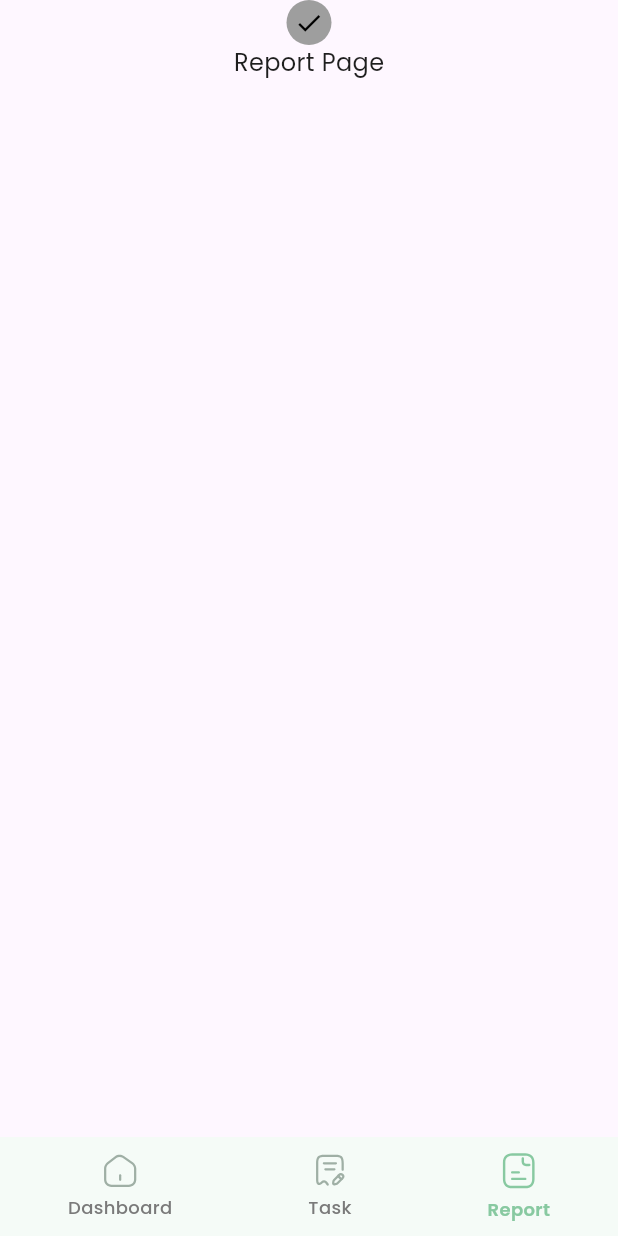
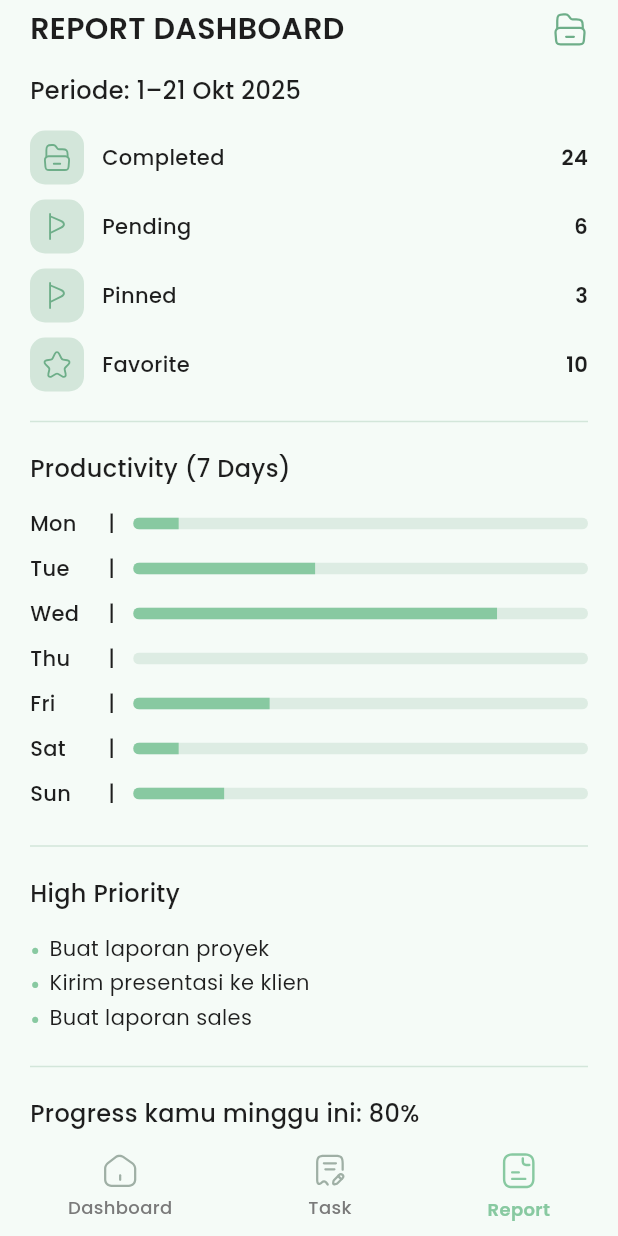
Before and after one commit to adimaulanaa/mitask, a Flutter app: the screen it shows after launch, item 3 of the bottom bar chosen, on a phone screen of 412 x 824 dp. Run offline on Flutter 3.47's test engine with Material 3 defaults, Android fonts, the phone set to English and light mode, and no system bars; our stand-ins replace dartz, equatable, flutter_bloc, flutter_svg, get_it, shared_preferences and 1 more; accounts and stored records are empty.

Commit message:
fix UI report

```diff
--- a/lib/features/report/report_page.dart
+++ b/lib/features/report/report_page.dart
@@ -1,5 +1,9 @@
 import 'package:flutter/material.dart';
+import 'package:flutter_svg/svg.dart';
+import 'package:mitask/core/media/media_colors.dart';
+import 'package:mitask/core/media/media_res.dart';
 import 'package:mitask/core/media/media_text.dart';
+import 'package:mitask/features/report/widget_report.dart';
 
 class ReportPage extends StatefulWidget {
   const ReportPage({super.key});
@@ -11,25 +15,162 @@ class ReportPage extends StatefulWidget {
 class _ReportPageState extends State<ReportPage> {
   @override
   Widget build(BuildContext context) {
-    return Scaffold(body: ListView(
+    return Scaffold(
+      backgroundColor: AppColors.background,
+      appBar: null,
+      body: SafeArea(
+        child: Padding(
+          padding: const EdgeInsets.only(left: 20, right: 20, top: 5),
+          child: ListView(
+            children: [
+              Row(
+                mainAxisAlignment: MainAxisAlignment.spaceBetween,
+                children: [
+                  Text(
+                    'REPORT DASHBOARD',
+                    style: AppTextStyle.h3.copyWith(fontWeight: semiBold),
+                  ),
+                  SvgPicture.asset(
+                    MediaRes.totalTask,
+                    colorFilter: ColorFilter.mode(
+                      AppColors.primaryDark,
+                      BlendMode.srcIn,
+                    ),
+                  ),
+                ],
+              ),
+              SizedBox(height: 15),
+              Text(
+                'Periode: 1–21 Okt 2025',
+                style: AppTextStyle.body.copyWith(fontWeight: medium),
+              ),
+              SizedBox(height: 15),
+              _summaryData(),
+              SizedBox(height: 10),
+              const Divider(color: AppColors.border, thickness: 1, height: 20),
+              SizedBox(height: 10),
+              Text(
+                'Productivity (7 Days)',
+                style: AppTextStyle.body.copyWith(fontWeight: medium),
+              ),
+              SizedBox(height: 15),
+              _summaryProgress(),
+              SizedBox(height: 5),
+              const Divider(color: AppColors.border, thickness: 1, height: 20),
+              SizedBox(height: 10),
+              Text(
+                'High Priority',
+                style: AppTextStyle.body.copyWith(fontWeight: medium),
+              ),
+              SizedBox(height: 15),
+              heightPriority('Buat laporan proyek'),
+              heightPriority('Kirim presentasi ke klien'),
+              heightPriority('Buat laporan sales'),
+              SizedBox(height: 10),
+              const Divider(color: AppColors.border, thickness: 1, height: 20),
+              SizedBox(height: 10),
+              Text(
+                'Progress kamu minggu ini: 80%',
+                style: AppTextStyle.body.copyWith(fontWeight: medium),
+              ),
+              SizedBox(height: 15),
+              ClipRRect(
+                borderRadius: BorderRadius.circular(4),
+                child: LinearProgressIndicator(
+                  value: 0.8,
+                  backgroundColor: AppColors.border.withValues(alpha: 0.7),
+                  valueColor: AlwaysStoppedAnimation<Color>(AppColors.primary),
+                  minHeight: 8,
+                ),
+              ),
+              SizedBox(height: 25),
+            ],
+          ),
+        ),
+      ),
+    );
+  }
+
+  Widget heightPriority(String title) {
+    return Row(
+      crossAxisAlignment: CrossAxisAlignment.start,
+      mainAxisAlignment: MainAxisAlignment.start,
       children: [
-        Container(
-                  height: 30,
-                  width: 30,
-                  decoration: const BoxDecoration(
-                    color: Colors.grey,
-                    shape: BoxShape.circle,
-                  ),
-                  child: Center(
-                          child: Icon(
-                            Icons.check,
-                            color: Colors.black,
-                            size: 20,
-                          ),
-                        ),
-                ),
-        Center(child: Text('Report Page', style: AppTextStyle.body)),
+        Text(
+          '•',
+          style: AppTextStyle.body.copyWith(
+            fontWeight: regular,
+            color: AppColors.primary,
+          ),
+        ),
+        const SizedBox(width: 6),
+        Expanded(
+          child: Text(
+            title,
+            style: AppTextStyle.caption.copyWith(fontWeight: regular),
+            softWrap: true,
+          ),
+        ),
       ],
-    ));
+    );
+  }
+
+  Widget _summaryData() {
+    return Column(
+      children: [
+        SummaryItem(
+          title: 'Completed',
+          value: '24',
+          iconPath: MediaRes.totalTask,
+          iconBg: AppColors.border,
+          iconColor: AppColors.primaryDark,
+        ),
+        const SizedBox(height: 10),
+        SummaryItem(
+          title: 'Pending',
+          value: '6',
+          iconPath: MediaRes.pinned,
+          iconBg: AppColors.border,
+          iconColor: AppColors.primaryDark,
+        ),
+        const SizedBox(height: 10),
+        SummaryItem(
+          title: 'Pinned',
+          value: '3',
+          iconPath: MediaRes.pinned,
+          iconBg: AppColors.border,
+          iconColor: AppColors.primaryDark,
+        ),
+        const SizedBox(height: 10),
+        SummaryItem(
+          title: 'Favorite',
+          value: '10',
+          iconPath: MediaRes.favorite,
+          iconBg: AppColors.border,
+          iconColor: AppColors.primaryDark,
+        ),
+      ],
+    );
+  }
+
+  Widget _summaryProgress() {
+    return Column(
+      children: [
+        ProgressItems(title: 'Mon', value: 0.1),
+        const SizedBox(height: 10),
+        ProgressItems(title: 'Tue', value: 0.4),
+        const SizedBox(height: 10),
+        ProgressItems(title: 'Wed', value: 0.8),
+        const SizedBox(height: 10),
+        ProgressItems(title: 'Thu', value: 0.0),
+        const SizedBox(height: 10),
+        ProgressItems(title: 'Fri', value: 0.3),
+        const SizedBox(height: 10),
+        ProgressItems(title: 'Sat', value: 0.1),
+        const SizedBox(height: 10),
+        ProgressItems(title: 'Sun', value: 0.2),
+        const SizedBox(height: 10),
+      ],
+    );
   }
 }
--- /dev/null
+++ b/lib/features/report/widget_report.dart
@@ -0,0 +1,111 @@
+import 'package:flutter/material.dart';
+import 'package:flutter_svg/svg.dart';
+import 'package:mitask/core/media/media_colors.dart';
+import 'package:mitask/core/media/media_text.dart';
+
+class SummaryItem extends StatelessWidget {
+  final String title;
+  final String value;
+  final String iconPath;
+  final Color? iconBg;
+  final Color? iconColor;
+  const SummaryItem({
+    super.key,
+    required this.title,
+    required this.value,
+    required this.iconPath,
+    this.iconBg,
+    this.iconColor,
+  });
+
+  @override
+  Widget build(BuildContext context) {
+    return Row(
+      mainAxisAlignment: MainAxisAlignment.start,
+      crossAxisAlignment: CrossAxisAlignment.center,
+      children: [
+        // 🔹 Icon Box
+        Container(
+          height: 36,
+          width: 36,
+          padding: const EdgeInsets.all(8),
+          decoration: BoxDecoration(
+            color: iconBg ?? AppColors.border,
+            borderRadius: BorderRadius.circular(10),
+          ),
+          child: SvgPicture.asset(
+            iconPath,
+            colorFilter: ColorFilter.mode(
+              iconColor ?? AppColors.primaryDark,
+              BlendMode.srcIn,
+            ),
+          ),
+        ),
+        const SizedBox(width: 12),
+
+        // 🔹 Label & Value (teks)
+        Expanded(
+          child: Row(
+            mainAxisAlignment: MainAxisAlignment.spaceBetween,
+            children: [
+              Text(
+                title,
+                style: AppTextStyle.caption.copyWith(fontWeight: medium),
+              ),
+              Text(
+                value,
+                style: AppTextStyle.caption.copyWith(fontWeight: semiBold),
+              ),
+            ],
+          ),
+        ),
+      ],
+    );
+  }
+}
+
+class ProgressItems extends StatelessWidget {
+  final String title;
+  final double value;
+  const ProgressItems({super.key, required this.title, required this.value});
+
+  @override
+  Widget build(BuildContext context) {
+    return Row(
+      children: [
+        // 🔹 Lebar tetap untuk label hari biar sejajar
+        SizedBox(
+          width: 40,
+          child: Text(
+            title,
+            style: AppTextStyle.caption.copyWith(fontWeight: medium),
+          ),
+        ),
+
+        // 🔹 Garis pemisah tengah
+        Padding(
+          padding: const EdgeInsets.symmetric(horizontal: 12),
+          child: Text(
+            '|',
+            style: AppTextStyle.caption.copyWith(
+              fontWeight: medium,
+            ),
+          ),
+        ),
+
+        // 🔹 Progress bar fleksibel mengikuti lebar layar
+        Expanded(
+          child: ClipRRect(
+            borderRadius: BorderRadius.circular(4),
+            child: LinearProgressIndicator(
+              value: value,
+              backgroundColor: AppColors.border.withValues(alpha: 0.7),
+              valueColor: AlwaysStoppedAnimation<Color>(AppColors.primary),
+              minHeight: 8,
+            ),
+          ),
+        ),
+      ],
+    );
+  }
+}
```
